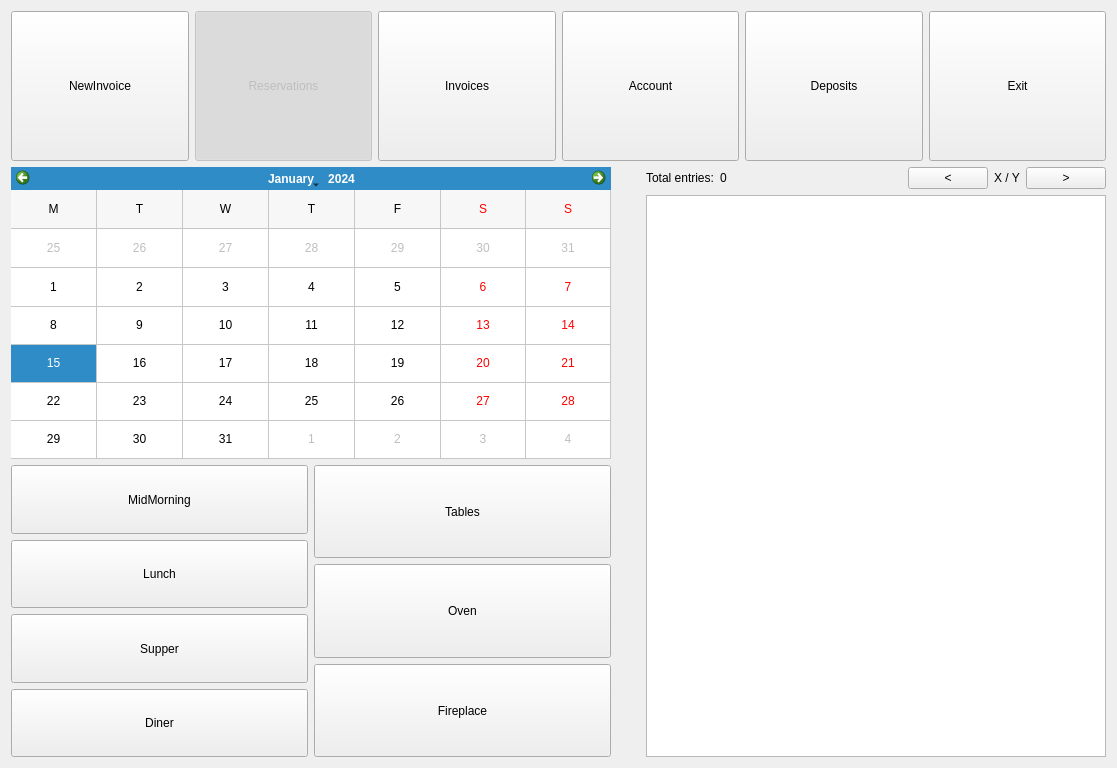
Above: penyamanager/user/tablereservationview.ui from eguzki/penyamanager before the change. Below: the same form after it.
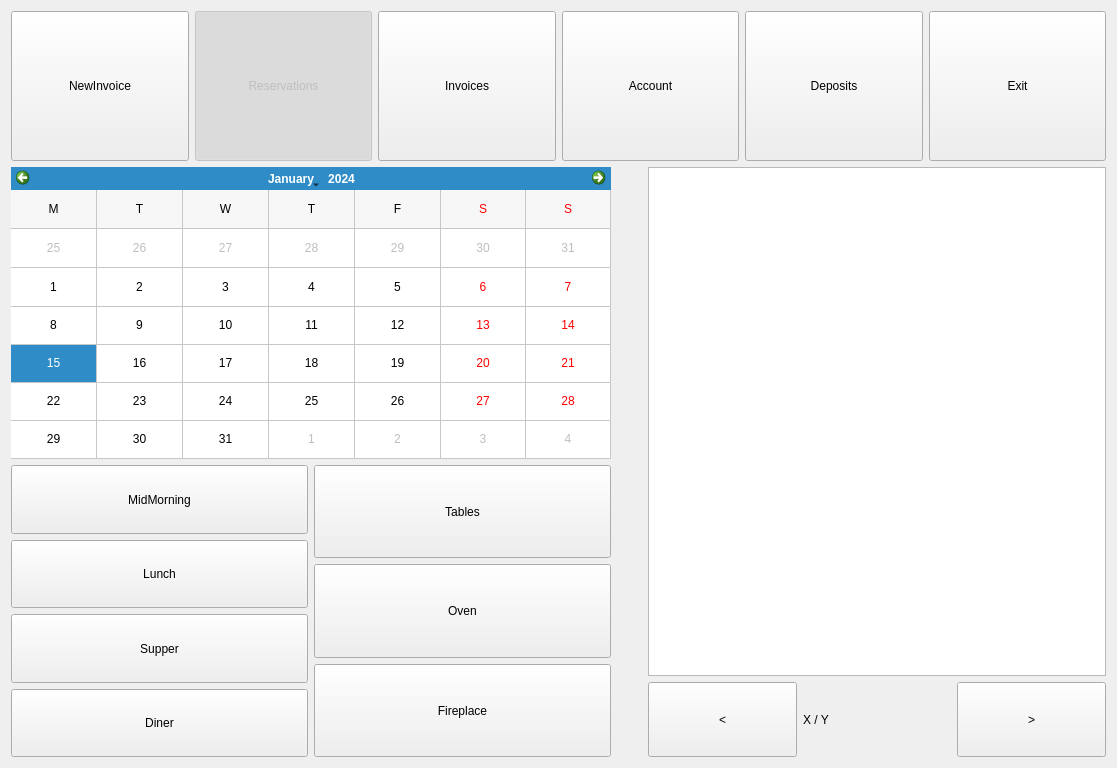
That is the form after the change.

```diff
--- a/penyamanager/user/tablereservationview.ui
+++ b/penyamanager/user/tablereservationview.ui
@@ -13,6 +13,13 @@
   <property name="windowTitle">
    <string>Reservations</string>
   </property>
+  <property name="styleSheet">
+   <string notr="true">#pageInfoLabel{
+font: 18pt &quot;Calibri&quot;;
+qproperty-alignment: AlignCenter;
+}
+</string>
+  </property>
   <layout class="QVBoxLayout" name="verticalLayout">
    <item>
     <widget class="QWidget" name="topPanelWidget" native="true">
@@ -456,13 +463,13 @@
        <widget class="QWidget" name="resultsWidget" native="true">
         <property name="minimumSize">
          <size>
-          <width>460</width>
+          <width>458</width>
           <height>0</height>
          </size>
         </property>
         <property name="maximumSize">
          <size>
-          <width>460</width>
+          <width>458</width>
           <height>16777215</height>
          </size>
         </property>
@@ -479,84 +486,6 @@
          <property name="bottomMargin">
           <number>0</number>
          </property>
-         <item>
-          <widget class="QWidget" name="pagingWidget" native="true">
-           <layout class="QHBoxLayout" name="horizontalLayout_9">
-            <property name="leftMargin">
-             <number>0</number>
-            </property>
-            <property name="topMargin">
-             <number>0</number>
-            </property>
-            <property name="rightMargin">
-             <number>0</number>
-            </property>
-            <property name="bottomMargin">
-             <number>0</number>
-            </property>
-            <item>
-             <widget class="QLabel" name="totalTransactionsLabel">
-              <property name="text">
-               <string>Total entries:</string>
-              </property>
-             </widget>
-            </item>
-            <item>
-             <widget class="QLabel" name="totalTransactionsValueLabel">
-              <property name="minimumSize">
-               <size>
-                <width>100</width>
-                <height>0</height>
-               </size>
-              </property>
-              <property name="maximumSize">
-               <size>
-                <width>100</width>
-                <height>16777215</height>
-               </size>
-              </property>
-              <property name="text">
-               <string>0</string>
-              </property>
-             </widget>
-            </item>
-            <item>
-             <spacer name="horizontalSpacer_2">
-              <property name="orientation">
-               <enum>Qt::Horizontal</enum>
-              </property>
-              <property name="sizeHint" stdset="0">
-               <size>
-                <width>40</width>
-                <height>20</height>
-               </size>
-              </property>
-             </spacer>
-            </item>
-            <item>
-             <widget class="QPushButton" name="prevPagePushButton">
-              <property name="text">
-               <string>&lt;</string>
-              </property>
-             </widget>
-            </item>
-            <item>
-             <widget class="QLabel" name="pageInfoLabel">
-              <property name="text">
-               <string notr="true">X / Y</string>
-              </property>
-             </widget>
-            </item>
-            <item>
-             <widget class="QPushButton" name="nextPagePushButton">
-              <property name="text">
-               <string>&gt;</string>
-              </property>
-             </widget>
-            </item>
-           </layout>
-          </widget>
-         </item>
          <item>
           <widget class="QTableWidget" name="tableReservationTableWidget">
            <property name="minimumSize">
@@ -571,6 +500,12 @@
              <height>16777215</height>
             </size>
            </property>
+           <property name="verticalScrollBarPolicy">
+            <enum>Qt::ScrollBarAlwaysOff</enum>
+           </property>
+           <property name="horizontalScrollBarPolicy">
+            <enum>Qt::ScrollBarAlwaysOff</enum>
+           </property>
            <property name="editTriggers">
             <set>QAbstractItemView::NoEditTriggers</set>
            </property>
@@ -585,6 +520,63 @@
            </attribute>
           </widget>
          </item>
+         <item>
+          <widget class="QWidget" name="pagingWidget" native="true">
+           <property name="minimumSize">
+            <size>
+             <width>0</width>
+             <height>75</height>
+            </size>
+           </property>
+           <layout class="QHBoxLayout" name="horizontalLayout_9">
+            <property name="leftMargin">
+             <number>0</number>
+            </property>
+            <property name="topMargin">
+             <number>0</number>
+            </property>
+            <property name="rightMargin">
+             <number>0</number>
+            </property>
+            <property name="bottomMargin">
+             <number>0</number>
+            </property>
+            <item>
+             <widget class="QPushButton" name="prevPagePushButton">
+              <property name="sizePolicy">
+               <sizepolicy hsizetype="Preferred" vsizetype="Preferred">
+                <horstretch>0</horstretch>
+                <verstretch>0</verstretch>
+               </sizepolicy>
+              </property>
+              <property name="text">
+               <string>&lt;</string>
+              </property>
+             </widget>
+            </item>
+            <item>
+             <widget class="QLabel" name="pageInfoLabel">
+              <property name="text">
+               <string notr="true">X / Y</string>
+              </property>
+             </widget>
+            </item>
+            <item>
+             <widget class="QPushButton" name="nextPagePushButton">
+              <property name="sizePolicy">
+               <sizepolicy hsizetype="Preferred" vsizetype="Preferred">
+                <horstretch>0</horstretch>
+                <verstretch>0</verstretch>
+               </sizepolicy>
+              </property>
+              <property name="text">
+               <string>&gt;</string>
+              </property>
+             </widget>
+            </item>
+           </layout>
+          </widget>
+         </item>
         </layout>
        </widget>
       </item>
```
Left out of the diff: 2 changed lines with no effect on the pictures.
